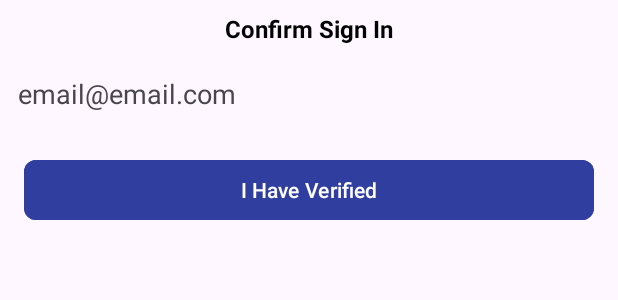
After one commit to EQua-Dev/MentalHealthProblemsApplication, an Android app: the layout email_verification_dialog.xml on its own in the app's theme, with its tools: preview values and no code run, on a phone screen of 412 x 824 dp. The commit adds this screen. Shown: the top 300 px of the screen. Run offline under Robolectric (Android 15) with nearby library versions, the phone set to English and light mode, and no system bars.

Commit message:
added 2fa

```diff
--- a/app/src/main/AndroidManifest.xml
+++ b/app/src/main/AndroidManifest.xml
@@ -31,6 +31,12 @@
                 <action android:name="android.intent.action.MAIN" />
 
                 <category android:name="android.intent.category.LAUNCHER" />
+                <category android:name="android.intent.category.BROWSABLE"/>
+                <!-- TODO: Change the link -->
+                <data android:scheme="https"/>
+                <data android:host="mentalhealthproblemsapplication.page.link"/>
+                <data android:scheme="http"/>
+                <data android:host="mentalhealthproblemsapplication.page.link"/>
             </intent-filter>
         </activity>
     </application>
--- /dev/null
+++ b/app/src/main/res/layout/email_verification_dialog.xml
@@ -0,0 +1,51 @@
+<?xml version="1.0" encoding="utf-8"?>
+<RelativeLayout xmlns:android="http://schemas.android.com/apk/res/android"
+    xmlns:app="http://schemas.android.com/apk/res-auto"
+    xmlns:tools="http://schemas.android.com/tools"
+    android:layout_width="match_parent"
+    android:layout_height="wrap_content">
+
+    <TextView
+        android:id="@+id/phone_verification_subtitle"
+        android:layout_width="match_parent"
+        android:layout_height="wrap_content"
+        android:layout_marginStart="@dimen/padding_mini"
+        android:layout_marginTop="@dimen/padding_mini"
+        android:layout_marginEnd="@dimen/padding_mini"
+        android:layout_marginBottom="@dimen/padding_mini"
+        android:padding="@dimen/padding_mini"
+        android:text="@string/email_verification_subtitle"
+        android:textAlignment="center"
+        android:textColor="@color/black"
+        android:textStyle="bold"
+        android:textSize="@dimen/text_s" />
+
+
+    <com.google.android.material.textview.MaterialTextView
+        android:id="@+id/email_verification_email"
+        android:layout_width="match_parent"
+        android:layout_height="wrap_content"
+        android:layout_below="@id/phone_verification_subtitle"
+        android:layout_margin="@dimen/margin_mini"
+        android:importantForAutofill="no"
+        android:padding="@dimen/padding_mini"
+        android:textSize="@dimen/text_l"
+        tools:text="email@email.com" />
+
+
+    <com.google.android.material.button.MaterialButton
+        android:id="@+id/email_verification_btn"
+        android:layout_width="match_parent"
+        android:layout_height="wrap_content"
+        android:layout_below="@id/email_verification_email"
+        android:layout_marginStart="@dimen/margin_midi"
+        android:layout_marginTop="@dimen/margin_midi"
+        android:layout_marginEnd="@dimen/margin_midi"
+        android:layout_marginBottom="@dimen/margin_midi"
+        android:padding="@dimen/padding_mini"
+        android:backgroundTint="@color/custom_client_accent_color"
+        android:text="@string/email_verification_btn"
+        app:cornerRadius="@dimen/margin_mini" />
+
+
+</RelativeLayout>
--- a/app/src/main/res/values/strings.xml
+++ b/app/src/main/res/values/strings.xml
@@ -213,6 +213,10 @@
     <string name="enter_code">Enter OTP Code</string>
     <string name="two_fa_btn">Verify Code</string>
     <string name="scheduled_meeting_text">Dear %s,\n\nThis is to confirm that your request has been accepted for service: %s.\n\nMeeting date is: %s\nMeeting time is : %s</string>
+    <string name="email_sent">Check email for verification link</string>
+    <string name="email_verification_subtitle">Confirm Sign In</string>
+    <string name="email_verification_btn">I Have Verified</string>
+    <string name="email_not_verified">Verify Sign from Email Link</string>
 
     <string-array name="service_available_places_option">
         <item>Yes</item>
--- a/build.gradle
+++ b/build.gradle
@@ -10,7 +10,7 @@ buildscript {
 //        classpath "org.jetbrains.kotlin:kotlin-gradle-plugin:1.6.10"
         classpath "org.jetbrains.kotlin:kotlin-gradle-plugin:1.8.20"
         classpath 'com.google.gms:google-services:4.3.15'
-        classpath "androidx.navigation:navigation-safe-args-gradle-plugin:2.6.0"
+        classpath "androidx.navigation:navigation-safe-args-gradle-plugin:2.7.2"
         classpath 'com.google.android.libraries.mapsplatform.secrets-gradle-plugin:secrets-gradle-plugin:2.0.1'
         classpath 'com.google.firebase:firebase-crashlytics-gradle:2.9.7'
 
```
Also changed, not shown: app/build.gradle (+9 -9 lines), app/src/main/java/com/androidstrike/schoolprojects/mentalhealthproblemsapplication/auth/ClientSignUp.kt (+78 -3 lines), app/src/main/java/com/androidstrike/schoolprojects/mentalhealthproblemsapplication/auth/PhoneVerification.kt (+18 -19 lines), app/src/main/java/com/androidstrike/schoolprojects/mentalhealthproblemsapplication/auth/SignIn.kt (+103 -33 lines), app/src/main/java/com/androidstrike/schoolprojects/mentalhealthproblemsapplication/utils/Extensions.kt (+9 -0 lines), 1 other file.
